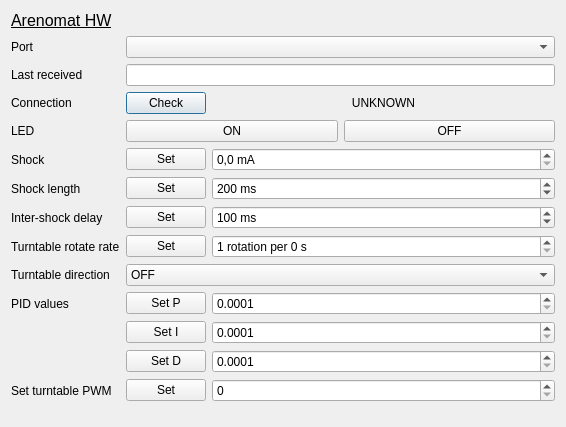
The window that gui/debugwindow.ui (fgu-cas/kachna-tracker) describes before a commit, drawn with Qt 5.
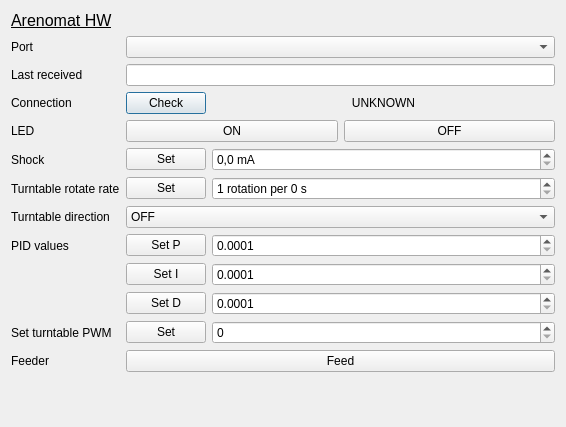
The same window after the commit.

Commit message: various fixes, add feeder action

```diff
--- a/gui/debugwindow.ui
+++ b/gui/debugwindow.ui
@@ -130,75 +130,13 @@
     </layout>
    </item>
    <item row="6" column="0">
-    <widget class="QLabel" name="label_7">
-     <property name="text">
-      <string>Shock length</string>
-     </property>
-    </widget>
-   </item>
-   <item row="6" column="1">
-    <layout class="QHBoxLayout" name="horizontalLayout_4" stretch="0,1">
-     <item>
-      <widget class="QPushButton" name="lengthButton">
-       <property name="text">
-        <string>Set</string>
-       </property>
-      </widget>
-     </item>
-     <item>
-      <widget class="QSpinBox" name="lengthSpinbox">
-       <property name="suffix">
-        <string> ms</string>
-       </property>
-       <property name="maximum">
-        <number>65535</number>
-       </property>
-       <property name="value">
-        <number>200</number>
-       </property>
-      </widget>
-     </item>
-    </layout>
-   </item>
-   <item row="7" column="0">
-    <widget class="QLabel" name="label_8">
-     <property name="text">
-      <string>Inter-shock delay</string>
-     </property>
-    </widget>
-   </item>
-   <item row="7" column="1">
-    <layout class="QHBoxLayout" name="horizontalLayout_5" stretch="0,1">
-     <item>
-      <widget class="QPushButton" name="delayButton">
-       <property name="text">
-        <string>Set</string>
-       </property>
-      </widget>
-     </item>
-     <item>
-      <widget class="QSpinBox" name="delaySpinbox">
-       <property name="suffix">
-        <string> ms</string>
-       </property>
-       <property name="maximum">
-        <number>65535</number>
-       </property>
-       <property name="value">
-        <number>100</number>
-       </property>
-      </widget>
-     </item>
-    </layout>
-   </item>
-   <item row="8" column="0">
     <widget class="QLabel" name="label_9">
      <property name="text">
       <string>Turntable rotate rate</string>
      </property>
     </widget>
    </item>
-   <item row="8" column="1">
+   <item row="6" column="1">
     <layout class="QHBoxLayout" name="horizontalLayout_6" stretch="0,1">
      <item>
       <widget class="QPushButton" name="rateButton">
@@ -219,14 +157,14 @@
      </item>
     </layout>
    </item>
-   <item row="9" column="0">
+   <item row="7" column="0">
     <widget class="QLabel" name="label_10">
      <property name="text">
       <string>Turntable direction</string>
      </property>
     </widget>
    </item>
-   <item row="9" column="1">
+   <item row="7" column="1">
     <widget class="QComboBox" name="directionCombobox">
      <item>
       <property name="text">
@@ -245,14 +183,14 @@
      </item>
     </widget>
    </item>
-   <item row="10" column="0">
+   <item row="8" column="0">
     <widget class="QLabel" name="label_11">
      <property name="text">
       <string>PID values</string>
      </property>
     </widget>
    </item>
-   <item row="10" column="1">
+   <item row="8" column="1">
     <layout class="QVBoxLayout" name="verticalLayout">
      <item>
       <layout class="QHBoxLayout" name="horizontalLayout_9" stretch="0,1">
@@ -328,14 +266,14 @@
      </item>
     </layout>
    </item>
-   <item row="11" column="0">
+   <item row="9" column="0">
     <widget class="QLabel" name="label_12">
      <property name="text">
       <string>Set turntable PWM</string>
      </property>
     </widget>
    </item>
-   <item row="11" column="1">
+   <item row="9" column="1">
     <layout class="QHBoxLayout" name="horizontalLayout_7" stretch="0,1">
      <item>
       <widget class="QPushButton" name="pwmButton">
@@ -353,6 +291,20 @@
      </item>
     </layout>
    </item>
+   <item row="10" column="0">
+    <widget class="QLabel" name="label_7">
+     <property name="text">
+      <string>Feeder</string>
+     </property>
+    </widget>
+   </item>
+   <item row="10" column="1">
+    <widget class="QPushButton" name="feederButton">
+     <property name="text">
+      <string>Feed</string>
+     </property>
+    </widget>
+   </item>
   </layout>
  </widget>
  <resources/>
```
The commit also changes 10 other files.
